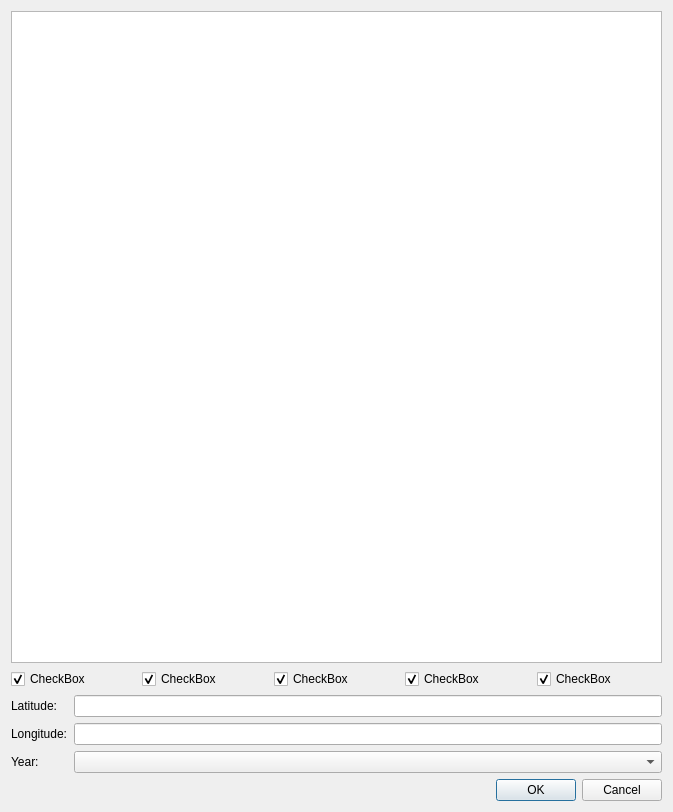
Qt form DWDImport/src/DWDMap.ui (Arombolosh/dwdImporter) before a commit.
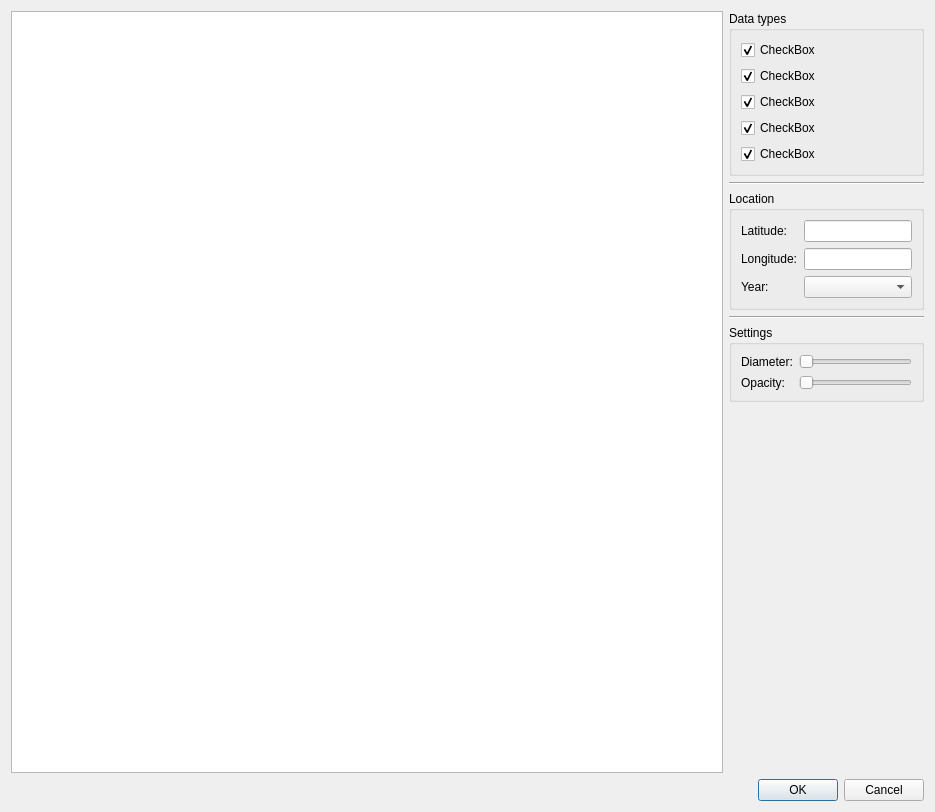
The same form after that commit.

```diff
--- a/DWDImport/src/DWDMap.ui
+++ b/DWDImport/src/DWDMap.ui
@@ -6,23 +6,32 @@
    <rect>
     <x>0</x>
     <y>0</y>
-    <width>673</width>
+    <width>935</width>
     <height>812</height>
    </rect>
   </property>
   <property name="windowTitle">
    <string>Pick a location</string>
   </property>
-  <layout class="QGridLayout" name="gridLayout_2">
-   <item row="0" column="0">
-    <widget class="QGraphicsView" name="graphicsViewMap">
-     <property name="viewportUpdateMode">
-      <enum>QGraphicsView::MinimalViewportUpdate</enum>
+  <layout class="QGridLayout" name="gridLayout_2" columnstretch="1,0">
+   <item row="5" column="0" colspan="2">
+    <widget class="QDialogButtonBox" name="buttonBox">
+     <property name="orientation">
+      <enum>Qt::Horizontal</enum>
+     </property>
+     <property name="standardButtons">
+      <set>QDialogButtonBox::Cancel|QDialogButtonBox::Ok</set>
      </property>
     </widget>
    </item>
-   <item row="1" column="0">
-    <layout class="QHBoxLayout" name="horizontalLayout">
+   <item row="0" column="1">
+    <layout class="QVBoxLayout" name="verticalLayout">
+     <item>
+      <widget class="QGroupBox" name="groupBox">
+       <property name="title">
+        <string>Data types</string>
+       </property>
+       <layout class="QVBoxLayout" name="verticalLayout_2">
      <item>
       <widget class="QCheckBox" name="checkBoxAirTemp">
        <property name="text">
@@ -74,52 +83,128 @@
       </widget>
      </item>
     </layout>
-   </item>
-   <item row="2" column="0">
+      </widget>
+     </item>
+     <item>
+      <widget class="Line" name="line">
+       <property name="orientation">
+        <enum>Qt::Horizontal</enum>
+       </property>
+      </widget>
+     </item>
+     <item>
+      <widget class="QGroupBox" name="groupBox_2">
+       <property name="title">
+        <string>Location</string>
+       </property>
+       <layout class="QGridLayout" name="gridLayout_3">
+        <item row="0" column="0">
     <layout class="QGridLayout" name="gridLayout">
-     <item row="1" column="0">
+          <item row="2" column="0">
       <widget class="QLabel" name="label_2">
        <property name="text">
         <string>Longitude:</string>
        </property>
       </widget>
      </item>
-     <item row="0" column="0">
+          <item row="1" column="0">
       <widget class="QLabel" name="label">
        <property name="text">
         <string>Latitude:</string>
        </property>
       </widget>
      </item>
-     <item row="1" column="1">
-      <widget class="QLineEdit" name="lineEditLongitude"/>
-     </item>
-     <item row="0" column="1">
-      <widget class="QLineEdit" name="lineEditLatitude"/>
-     </item>
-     <item row="2" column="0">
-      <widget class="QLabel" name="label_3">
-       <property name="text">
-        <string>Year:</string>
-       </property>
-      </widget>
-     </item>
-     <item row="2" column="1">
+          <item row="3" column="1">
       <widget class="QComboBox" name="comboBoxYear">
        <property name="sizeAdjustPolicy">
         <enum>QComboBox::AdjustToMinimumContentsLength</enum>
        </property>
       </widget>
      </item>
-    </layout>
-   </item>
    <item row="3" column="0">
-    <widget class="QDialogButtonBox" name="buttonBox">
+           <widget class="QLabel" name="label_3">
+            <property name="text">
+             <string>Year:</string>
+            </property>
+           </widget>
+          </item>
+          <item row="2" column="1">
+           <widget class="QLineEdit" name="lineEditLongitude"/>
+          </item>
+          <item row="1" column="1">
+           <widget class="QLineEdit" name="lineEditLatitude"/>
+          </item>
+         </layout>
+        </item>
+       </layout>
+      </widget>
+     </item>
+    </layout>
+   </item>
+   <item row="3" column="1">
+    <spacer name="verticalSpacer">
      <property name="orientation">
+      <enum>Qt::Vertical</enum>
+     </property>
+     <property name="sizeHint" stdset="0">
+      <size>
+       <width>20</width>
+       <height>40</height>
+      </size>
+     </property>
+    </spacer>
+   </item>
+   <item row="2" column="1">
+    <widget class="QGroupBox" name="groupBox_3">
+     <property name="title">
+      <string>Settings</string>
+     </property>
+     <layout class="QGridLayout" name="gridLayout_4">
+      <item row="0" column="1">
+       <widget class="QSlider" name="horizontalSliderDiameter">
+        <property name="orientation">
       <enum>Qt::Horizontal</enum>
      </property>
-     <property name="standardButtons">
-      <set>QDialogButtonBox::Cancel|QDialogButtonBox::Ok</set>
+       </widget>
+      </item>
+      <item row="1" column="1">
+       <widget class="QSlider" name="horizontalSliderOpacity">
+        <property name="maximum">
+         <number>255</number>
+        </property>
+        <property name="orientation">
+         <enum>Qt::Horizontal</enum>
+        </property>
+       </widget>
+      </item>
+      <item row="0" column="0">
+       <widget class="QLabel" name="label_4">
+        <property name="text">
+         <string>Diameter:</string>
+        </property>
+       </widget>
+      </item>
+      <item row="1" column="0">
+       <widget class="QLabel" name="label_5">
+        <property name="text">
+         <string>Opacity:</string>
+        </property>
+       </widget>
+      </item>
+     </layout>
+    </widget>
+   </item>
+   <item row="0" column="0" rowspan="4">
+    <widget class="QGraphicsView" name="graphicsViewMap">
+     <property name="viewportUpdateMode">
+      <enum>QGraphicsView::MinimalViewportUpdate</enum>
+     </property>
+    </widget>
+   </item>
+   <item row="1" column="1">
+    <widget class="Line" name="line_2">
+     <property name="orientation">
+      <enum>Qt::Horizontal</enum>
      </property>
     </widget>
    </item>
```
Lines whose indentation alone changed are shown as unchanged.
